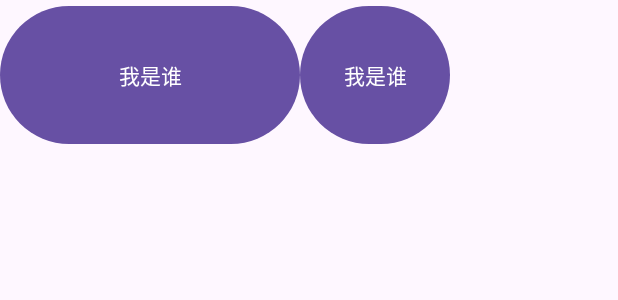
After one commit to AKA-LinCoder/basic_android, an Android app: the layout activity_button.xml on its own in the app's theme, with its tools: preview values and no code run, on a phone screen of 412 x 824 dp. The commit adds this screen. Shown: the top 300 px of the screen. Run offline under Robolectric (Android 15) with nearby library versions, the phone set to English and light mode, and no system bars.

Commit message:
button电鸡三种方法

```diff
--- a/app/build.gradle.kts
+++ b/app/build.gradle.kts
@@ -15,6 +15,10 @@ android {
         versionName = "1.0"
 
         testInstrumentationRunner = "androidx.test.runner.AndroidJUnitRunner"
+    }
+
+    buildFeatures {
+        viewBinding = true
     }
 
     buildTypes {
--- /dev/null
+++ b/app/src/main/res/layout/activity_button.xml
@@ -0,0 +1,22 @@
+<?xml version="1.0" encoding="utf-8"?>
+<LinearLayout xmlns:android="http://schemas.android.com/apk/res/android"
+    xmlns:app="http://schemas.android.com/apk/res-auto"
+    xmlns:tools="http://schemas.android.com/tools"
+    android:layout_width="match_parent"
+    android:layout_height="match_parent"
+    tools:context=".demo.component.ButtonActivity">
+    <Button
+        android:id="@+id/login"
+        android:layout_width="200dp"
+        android:layout_height="100dp"
+        android:onClick="click1"
+        android:text="@string/who_are_you"/>
+
+    <Button
+        android:id="@+id/login2"
+        android:layout_width="100dp"
+        android:layout_height="100dp"
+        android:onClick="click1"
+        android:text="@string/who_are_you"/>
+
+</LinearLayout>
--- a/app/src/main/res/values/strings.xml
+++ b/app/src/main/res/values/strings.xml
@@ -1,4 +1,5 @@
 <resources>
     <string name="app_name">待办</string>
     <string name="title">你好</string>
+    <string name="who_are_you">我是谁</string>
 </resources>
```
Also changed, not shown: app/src/main/AndroidManifest.xml (+14 -3 lines), app/src/main/java/com/echo/basicleaning/demo/component/ButtonActivity.kt (added, +33 -0 lines), app/src/main/java/com/echo/basicleaning/demo/component/TextViewActivity.kt (+13 -9 lines).
